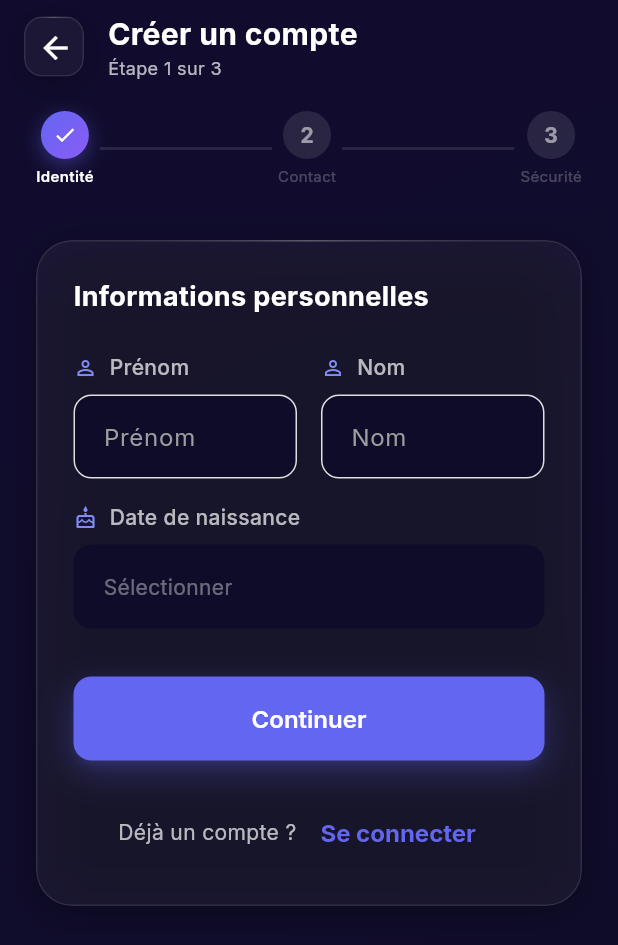
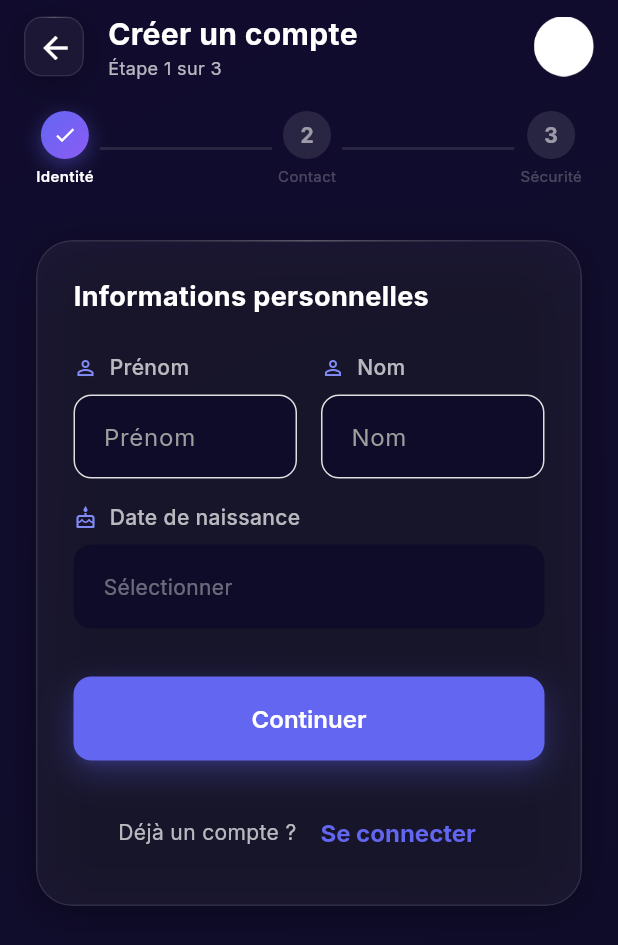
Before and after one commit to maximeetundi/microservices-financial-app, a Flutter app: the RegisterPage screen opened by its route, on a phone screen of 412 x 824 dp. Shown: the top 945 px of the screen. Run offline on Flutter 3.47's test engine with Material 3 defaults, Android fonts, the phone set to English and light mode, and no system bars; our stand-ins replace dio, equatable, fl_chart, flutter_bloc, flutter_contacts, flutter_local_notifications and 12 more; missing offline and left inert: encrypt, mobile_scanner; accounts and stored records are empty.

Commit message:
fix number

```diff
--- a/mobile_app/lib/features/auth/presentation/pages/register_page.dart
+++ b/mobile_app/lib/features/auth/presentation/pages/register_page.dart
@@ -552,6 +552,12 @@ class _RegisterPageState extends State<RegisterPage> {
                         ),
                       ],
                     ),
+                    const Spacer(),
+                    Image.asset(
+                      'assets/images/logo.png',
+                      height: 40,
+                      color: isDark ? Colors.white : null, // Optional: Tint white for dark mode if it's black
+                    ),
                   ],
                 ),
               ),
```
Also changed, not shown: 1 other file.
